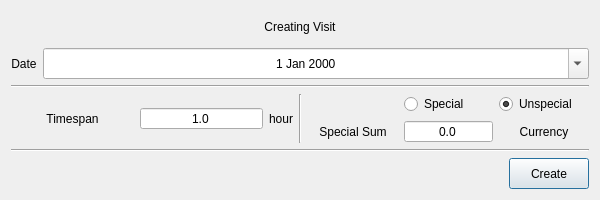
First picture: the form in ui_templates/dialogs/create_visit.ui, repository IliaSuponeff/StudentsAccounting, before the edit.
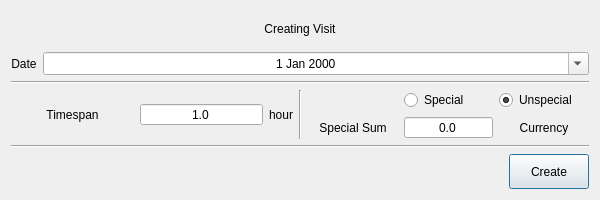
Second picture: the form after the edit.

Commit message: add_visits_filter

The edit to the form file:
```diff
--- a/ui_templates/dialogs/create_visit.ui
+++ b/ui_templates/dialogs/create_visit.ui
@@ -58,13 +58,7 @@
       </widget>
      </item>
      <item>
-      <widget class="QDateEdit" name="choose_date_edit">
-       <property name="sizePolicy">
-        <sizepolicy hsizetype="Minimum" vsizetype="Minimum">
-         <horstretch>0</horstretch>
-         <verstretch>0</verstretch>
-        </sizepolicy>
-       </property>
+      <widget class="QDateEdit" name="visit_date_edit">
        <property name="alignment">
         <set>Qt::AlignCenter</set>
        </property>
```
Left out of the diff: 10 changed lines with no effect on the pictures. The commit also changes 13 other files.
